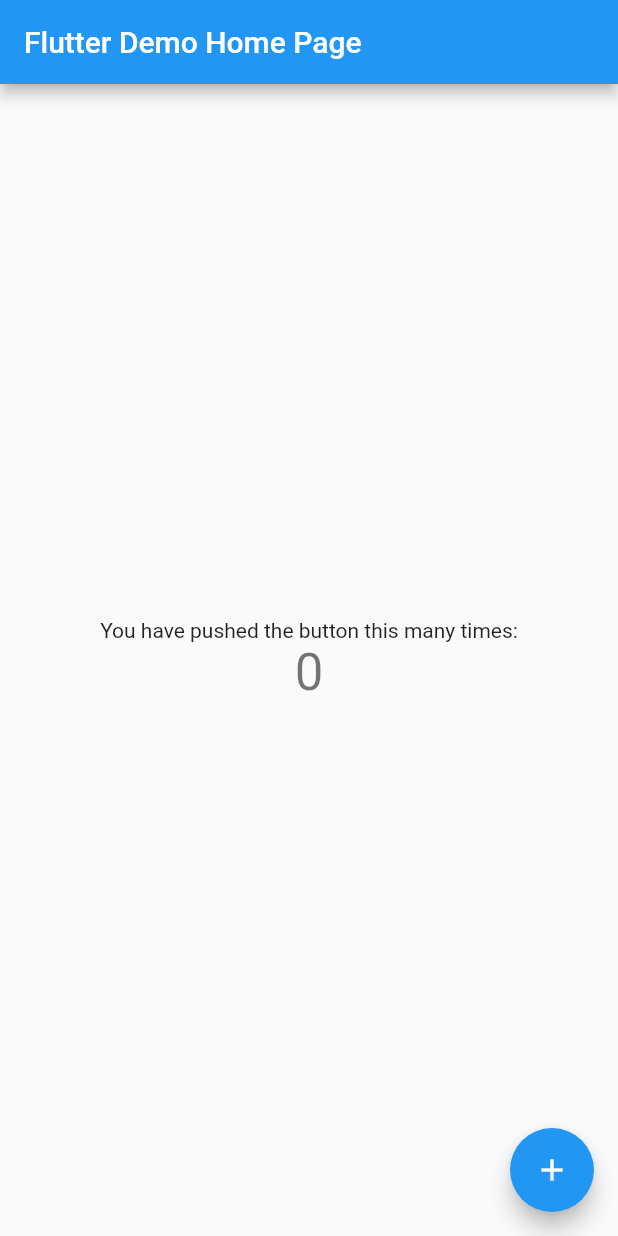
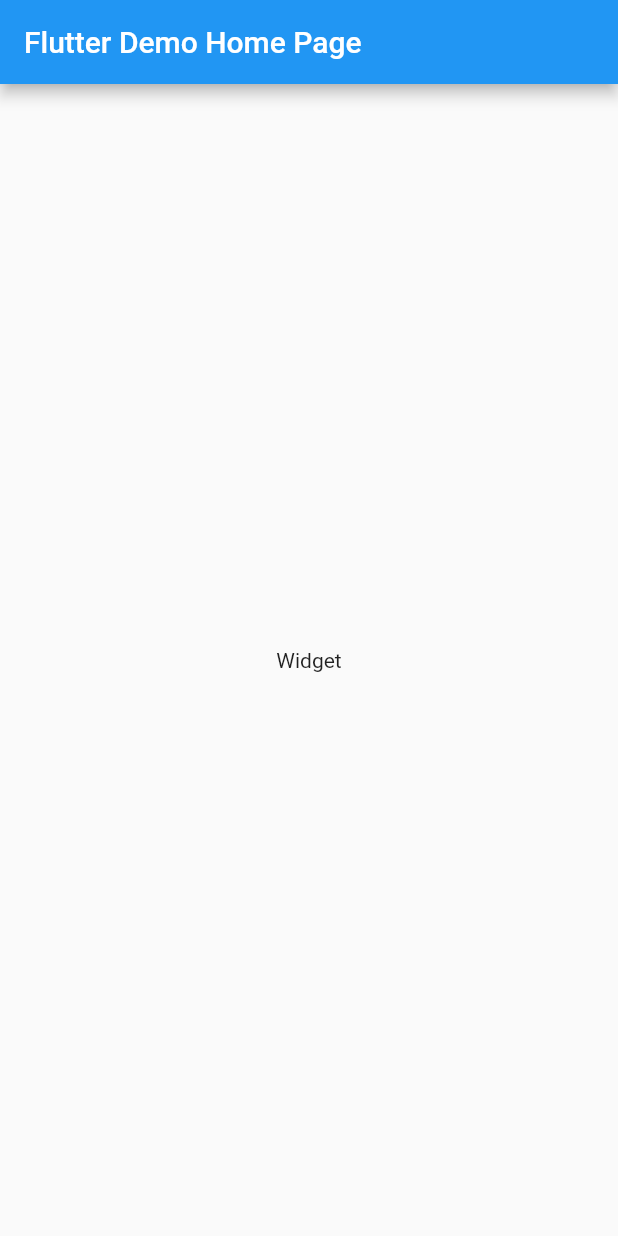
Before and after one commit to coder2k4/personal_expenses, a Flutter app: the screen it shows after launch, on a phone screen of 412 x 824 dp. Run offline on Flutter 3.47's test engine with Material 2 defaults, Android fonts, the phone set to English and light mode, and no system bars.

Commit message:
cleaned up

```diff
--- a/lib/main.dart
+++ b/lib/main.dart
@@ -5,25 +5,12 @@ void main() {
 }
 
 class MyApp extends StatelessWidget {
-  // This widget is the root of your application.
   @override
   Widget build(BuildContext context) {
     return MaterialApp(
       title: 'Flutter Demo',
       theme: ThemeData(
-        // This is the theme of your application.
-        //
-        // Try running your application with "flutter run". You'll see the
-        // application has a blue toolbar. Then, without quitting the app, try
-        // changing the primarySwatch below to Colors.green and then invoke
-        // "hot reload" (press "r" in the console where you ran "flutter run",
-        // or simply save your changes to "hot reload" in a Flutter IDE).
-        // Notice that the counter didn't reset back to zero; the application
-        // is not restarted.
         primarySwatch: Colors.blue,
-        // This makes the visual density adapt to the platform that you run
-        // the app on. For desktop platforms, the controls will be smaller and
-        // closer together (more dense) than on mobile platforms.
         visualDensity: VisualDensity.adaptivePlatformDensity,
       ),
       home: MyHomePage(title: 'Flutter Demo Home Page'),
@@ -31,87 +18,21 @@ class MyApp extends StatelessWidget {
   }
 }
 
-class MyHomePage extends StatefulWidget {
-  MyHomePage({Key key, this.title}) : super(key: key);
-
-  // This widget is the home page of your application. It is stateful, meaning
-  // that it has a State object (defined below) that contains fields that affect
-  // how it looks.
-
-  // This class is the configuration for the state. It holds the values (in this
-  // case the title) provided by the parent (in this case the App widget) and
-  // used by the build method of the State. Fields in a Widget subclass are
-  // always marked "final".
-
+class MyHomePage extends StatelessWidget {
   final String title;
 
-  @override
-  _MyHomePageState createState() => _MyHomePageState();
-}
-
-class _MyHomePageState extends State<MyHomePage> {
-  int _counter = 0;
-
-  void _incrementCounter() {
-    setState(() {
-      // This call to setState tells the Flutter framework that something has
-      // changed in this State, which causes it to rerun the build method below
-      // so that the display can reflect the updated values. If we changed
-      // _counter without calling setState(), then the build method would not be
-      // called again, and so nothing would appear to happen.
-      _counter++;
-    });
-  }
+  MyHomePage({Key key, this.title}) : super(key: key);
 
   @override
   Widget build(BuildContext context) {
-    // This method is rerun every time setState is called, for instance as done
-    // by the _incrementCounter method above.
-    //
-    // The Flutter framework has been optimized to make rerunning build methods
-    // fast, so that you can just rebuild anything that needs updating rather
-    // than having to individually change instances of widgets.
     return Scaffold(
       appBar: AppBar(
-        // Here we take the value from the MyHomePage object that was created by
-        // the App.build method, and use it to set our appbar title.
-        title: Text(widget.title),
+        title: Text(title),
       ),
       body: Center(
-        // Center is a layout widget. It takes a single child and positions it
-        // in the middle of the parent.
-        child: Column(
-          // Column is also a layout widget. It takes a list of children and
-          // arranges them vertically. By default, it sizes itself to fit its
-          // children horizontally, and tries to be as tall as its parent.
-          //
-          // Invoke "debug painting" (press "p" in the console, choose the
-          // "Toggle Debug Paint" action from the Flutter Inspector in Android
-          // Studio, or the "Toggle Debug Paint" command in Visual Studio Code)
-          // to see the wireframe for each widget.
-          //
-          // Column has various properties to control how it sizes itself and
-          // how it positions its children. Here we use mainAxisAlignment to
-          // center the children vertically; the main axis here is the vertical
-          // axis because Columns are vertical (the cross axis would be
-          // horizontal).
-          mainAxisAlignment: MainAxisAlignment.center,
-          children: <Widget>[
-            Text(
-              'You have pushed the button this many times:',
-            ),
-            Text(
-              '$_counter',
-              style: Theme.of(context).textTheme.headline4,
-            ),
-          ],
-        ),
+        child: Text('Widget'),
       ),
-      floatingActionButton: FloatingActionButton(
-        onPressed: _incrementCounter,
-        tooltip: 'Increment',
-        child: Icon(Icons.add),
-      ), // This trailing comma makes auto-formatting nicer for build methods.
+      // This trailing comma makes auto-formatting nicer for build methods.
     );
   }
 }
```
Also changed, not shown: 1 other file.
